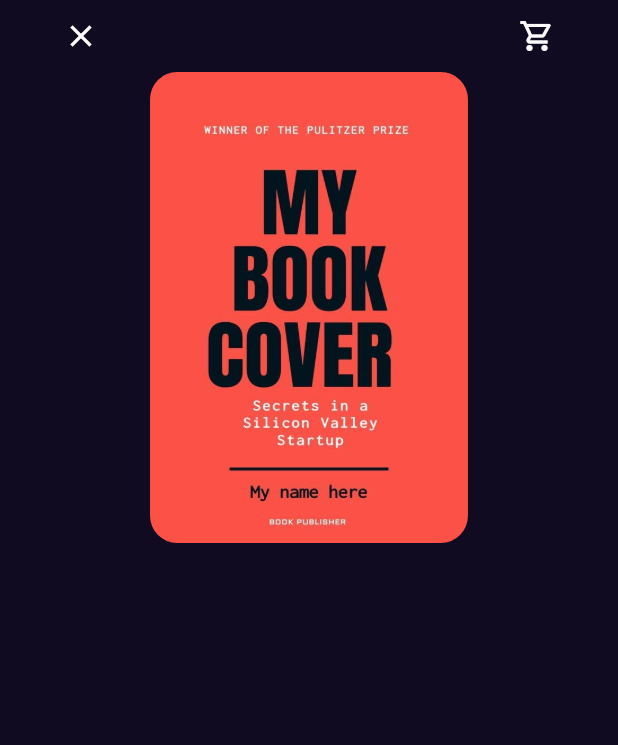
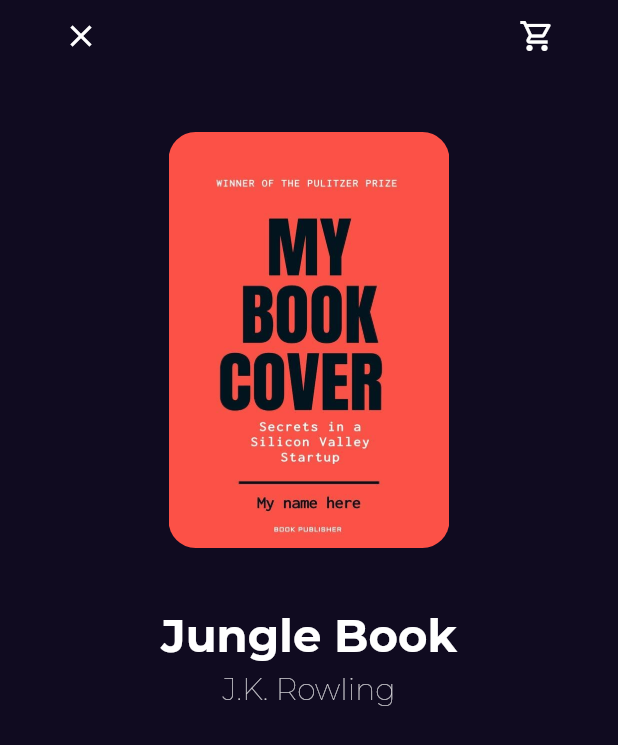
Before and after one commit to 3bary/bookly_app, a Flutter app: the screen it shows after launch, after a tap on "Harry Potter Second Edition for everyone", on a phone screen of 412 x 824 dp. Shown: the top 745 px of the screen. Run offline on Flutter 3.47's test engine with Material 2 defaults, Android fonts, the phone set to English and light mode, and no system bars; our stand-ins replace font_awesome_flutter, go_router, google_fonts.

Commit message:
add title and subtitle to book details

```diff
--- a/lib/features/home/presentation/views/widgets/best_seller_list_view_item.dart
+++ b/lib/features/home/presentation/views/widgets/best_seller_list_view_item.dart
@@ -1,6 +1,6 @@
 import 'package:bookly_app/core/utils/app_router.dart';
-import 'package:bookly_app/core/utils/assets.dart';
 import 'package:bookly_app/features/home/presentation/views/widgets/book_rating.dart';
+import 'package:bookly_app/features/home/presentation/views/widgets/custom_book_item.dart';
 import 'package:flutter/material.dart';
 import 'package:go_router/go_router.dart';
 
@@ -16,20 +16,9 @@ class BestSellerListViewItem extends StatelessWidget {
       child: Row(
         crossAxisAlignment: CrossAxisAlignment.start,
         children: [
-          SizedBox(
+          const SizedBox(
             height: 125,
-            child: AspectRatio(
-              aspectRatio: 2.7 / 4,
-              child: Container(
-                decoration: BoxDecoration(
-                  borderRadius: BorderRadius.circular(12.0),
-                  image: const DecorationImage(
-                    image: AssetImage(AssetsData.testImage),
-                    fit: BoxFit.fill,
-                  ),
-                ),
-              ),
-            ),
+            child: CustomBookItem()
           ),
           const SizedBox(width: 30),
           Expanded(
--- a/lib/features/home/presentation/views/widgets/book_details_body.dart
+++ b/lib/features/home/presentation/views/widgets/book_details_body.dart
@@ -15,8 +15,17 @@ class BookDetailsBody extends StatelessWidget {
         children:  [
           const CustomBookDetailsAppBar(),
           Padding(
-            padding: EdgeInsets.symmetric(horizontal : width * 0.17),
+            padding: EdgeInsets.symmetric(horizontal : width * 0.2,vertical: 40),
             child: const CustomBookItem(),
+          ),
+          const Text('Jungle Book', style: TextStyle(fontSize:30,fontWeight:FontWeight.bold,)),
+          const SizedBox(height:5),
+          const Opacity(
+            opacity: 0.8,
+            child: Text(
+              'J.K. Rowling',
+              style: TextStyle(fontSize: 20, fontWeight: FontWeight.w100),
+            ),
           ),
         ],
       ),
```
